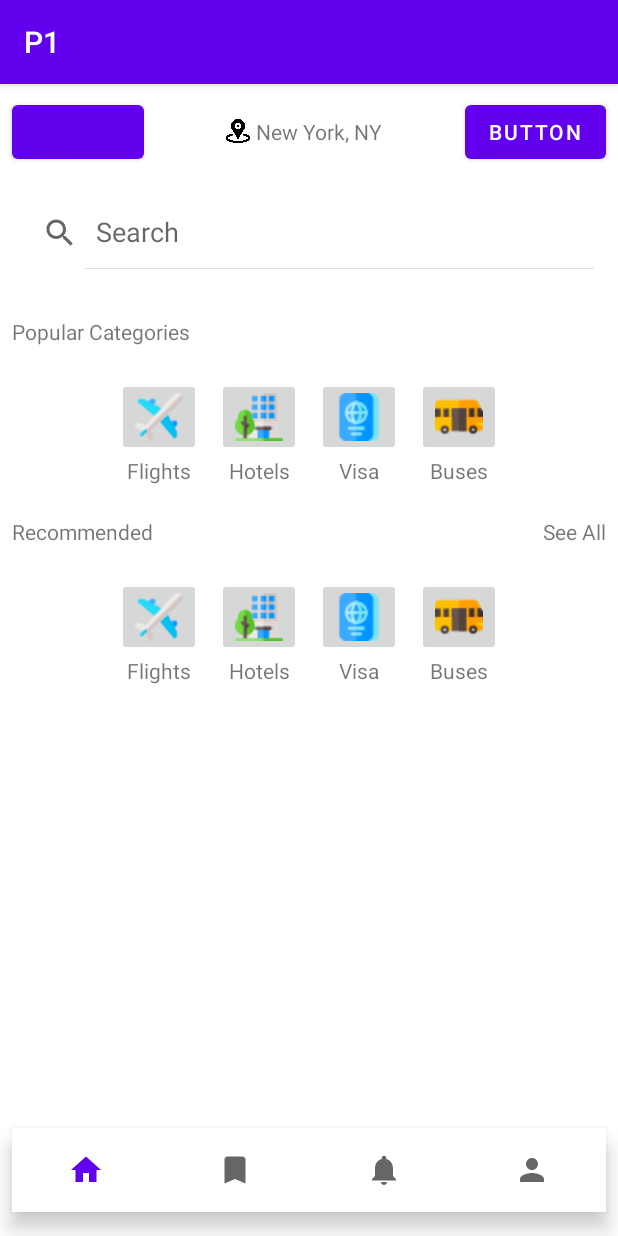
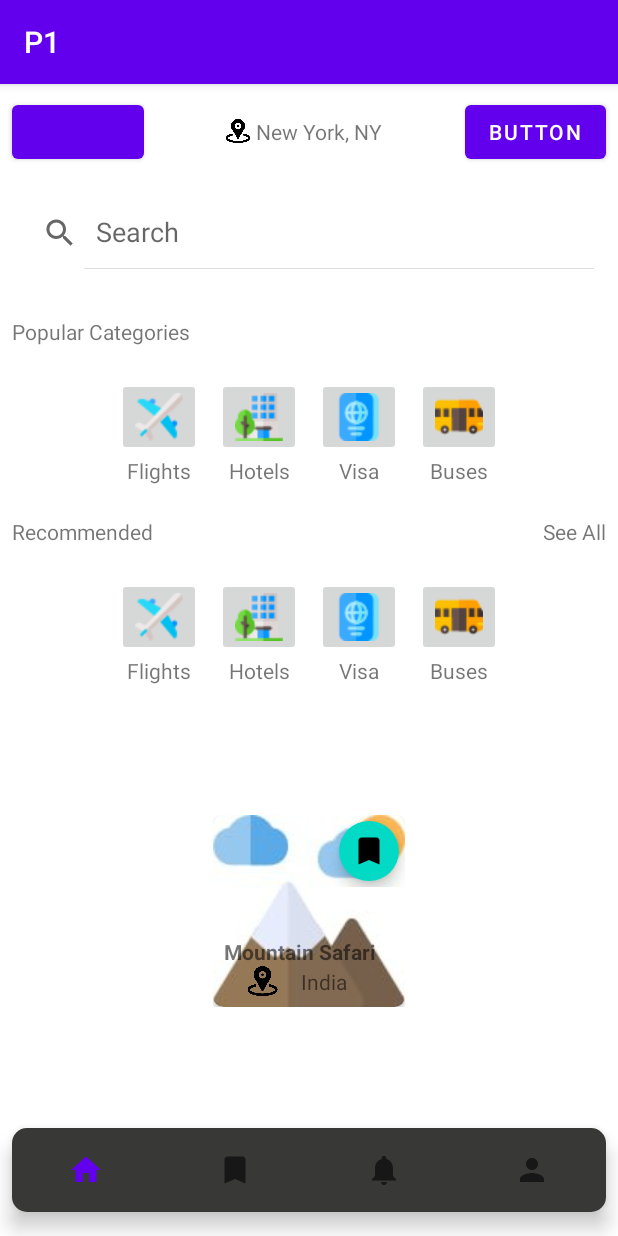
Before and after one commit to Alireza1044/mobile-p1, an Android app: the screen it shows after launch (MainActivity), on a phone screen of 412 x 824 dp. Run offline under Robolectric (Android 15) with nearby library versions, the phone set to English and light mode, and no system bars.

Commit message:
Add recommended

```diff
--- /dev/null
+++ b/app/src/main/res/drawable/bg_white_rounded.xml
@@ -0,0 +1,9 @@
+<?xml version="1.0" encoding="utf-8"?>
+<shape xmlns:android="http://schemas.android.com/apk/res/android">
+    <solid android:color="#ffffff"/>
+    <corners android:radius="8dp"/>
+    <padding android:left="8dp"
+        android:bottom="8dp"
+        android:right="8dp"
+        android:top="8dp"/>
+</shape>
--- /dev/null
+++ b/app/src/main/res/drawable/nav_background_curved.xml
@@ -0,0 +1,6 @@
+<?xml version="1.0" encoding="UTF-8"?>
+<shape xmlns:android="http://schemas.android.com/apk/res/android"
+    android:shape="rectangle" >
+    <solid android:color="#383937" />
+    <corners android:radius="10dp" />
+</shape>
--- a/app/src/main/res/layout/activity_main.xml
+++ b/app/src/main/res/layout/activity_main.xml
@@ -79,11 +79,13 @@
 
 
     <com.google.android.material.bottomnavigation.BottomNavigationView
+        android:id="@+id/bottomNavigationView"
         android:layout_width="0dp"
         android:layout_height="wrap_content"
         android:layout_marginStart="8dp"
         android:layout_marginEnd="8dp"
         android:layout_marginBottom="16dp"
+        android:background="@drawable/nav_background_curved"
         app:labelVisibilityMode="unlabeled"
         app:layout_constraintBottom_toBottomOf="parent"
         app:layout_constraintEnd_toEndOf="parent"
@@ -293,5 +295,94 @@
 
     </LinearLayout>
 
+    <LinearLayout
+        android:layout_width="wrap_content"
+        android:layout_height="wrap_content"
+        android:orientation="horizontal"
+        app:layout_constraintBottom_toTopOf="@+id/bottomNavigationView"
+        app:layout_constraintEnd_toEndOf="parent"
+        app:layout_constraintStart_toStartOf="parent"
+        app:layout_constraintTop_toBottomOf="@+id/linearLayout4">
+
+        <androidx.cardview.widget.CardView
+            android:layout_width="wrap_content"
+            android:layout_height="wrap_content"
+            android:layout_gravity="center"
+            app:cardCornerRadius="7dp">
+
+
+            <RelativeLayout
+                android:layout_width="wrap_content"
+                android:layout_height="match_parent"
+                android:background="@drawable/photo_2021_04_05_20_25_27" />
+
+            <FrameLayout
+                android:layout_width="match_parent"
+                android:layout_height="wrap_content">
+
+                <com.google.android.material.floatingactionbutton.FloatingActionButton
+                    android:id="@+id/likeButtoncard"
+                    android:layout_width="wrap_content"
+                    android:layout_height="wrap_content"
+                    android:layout_gravity="right"
+                    android:layout_margin="0dp"
+                    android:adjustViewBounds="false"
+                    android:clickable="true"
+                    android:elevation="5dp"
+                    app:backgroundTint="@color/teal_200"
+                    app:borderWidth="0dp"
+                    app:fabSize="mini"
+                    app:srcCompat="@drawable/ic_baseline_bookmark_24" />
+
+            </FrameLayout>
+
+
+            <FrameLayout
+                android:layout_width="match_parent"
+                android:layout_height="wrap_content"
+                android:layout_gravity="bottom">
+
+                <LinearLayout
+                    android:layout_width="match_parent"
+                    android:layout_height="match_parent"
+                    android:orientation="vertical"
+                    android:padding="7dp">
+
+                    <TextView
+                        android:id="@+id/textView7"
+                        android:layout_width="wrap_content"
+                        android:layout_height="wrap_content"
+                        android:layout_gravity="bottom"
+                        android:text="Mountain Safari"
+                        android:textStyle="bold"/>
+
+                    <LinearLayout
+                        android:layout_width="match_parent"
+                        android:layout_height="match_parent"
+                        android:orientation="horizontal">
+
+                        <ImageView
+                            android:id="@+id/imageView3"
+                            android:layout_width="20dp"
+                            android:layout_height="20dp"
+                            android:layout_weight="1"
+                            app:srcCompat="@drawable/location_icon_android_15" />
+
+                        <TextView
+                            android:id="@+id/textView6"
+                            android:layout_width="wrap_content"
+                            android:layout_height="wrap_content"
+                            android:layout_gravity="bottom"
+                            android:layout_weight="1"
+                            android:text="India" />
+                    </LinearLayout>
+
+                </LinearLayout>
+
+            </FrameLayout>
+
+        </androidx.cardview.widget.CardView>
+    </LinearLayout>
+
 
 </androidx.constraintlayout.widget.ConstraintLayout>
```
Also changed, not shown: app/src/main/res/drawable/photo_2021_04_05_20_25_27.jpeg (added), 1 other file.
